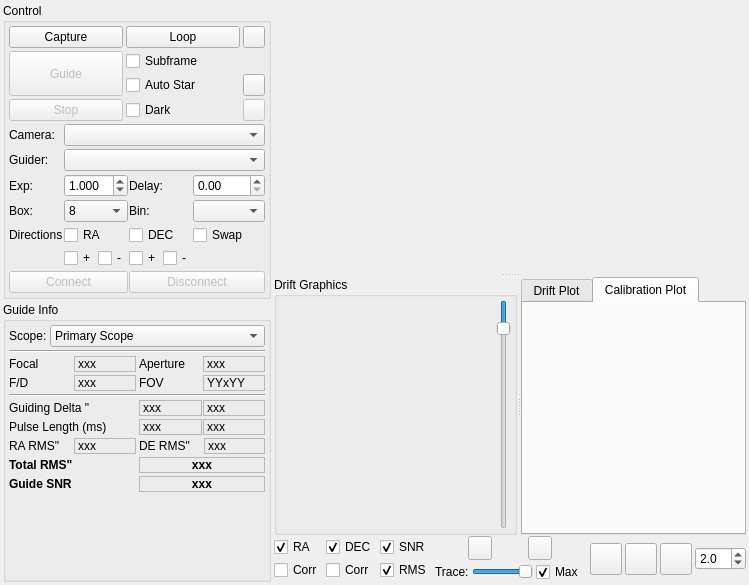
KDE/kstars, file kstars/ekos/guide/guide.ui: the form before one commit.
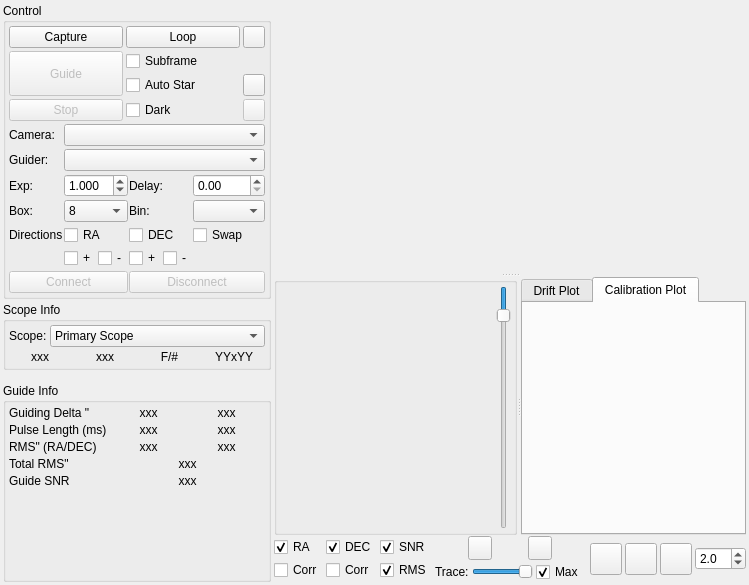
The form after the commit. Icons and pictures are not drawn. Custom widgets are drawn as their Qt base class.

Commit message: Adjust UI for guide tab. New info line display for internal guider.

Patch:
```diff
--- a/kstars/ekos/guide/guide.ui
+++ b/kstars/ekos/guide/guide.ui
@@ -482,11 +482,11 @@
       </widget>
      </item>
      <item>
-      <widget class="QGroupBox" name="infoGroup">
+      <widget class="QGroupBox" name="infoGroupScope">
        <property name="title">
-        <string>Guide Info</string>
+        <string>Scope Info</string>
        </property>
-       <layout class="QVBoxLayout" name="guideInfoLayout">
+       <layout class="QVBoxLayout" name="guideInfoScopeLayout">
         <property name="spacing">
          <number>3</number>
         </property>
@@ -540,35 +540,15 @@
          </layout>
         </item>
         <item>
-         <widget class="Line" name="line_3">
-          <property name="orientation">
-           <enum>Qt::Horizontal</enum>
-          </property>
-         </widget>
-        </item>
-        <item>
-         <layout class="QGridLayout" name="gridLayout_4">
+         <layout class="QHBoxLayout" name="horizontalLayout_9">
           <property name="spacing">
            <number>3</number>
           </property>
-          <item row="0" column="0">
-           <widget class="QLabel" name="l_5">
-            <property name="text">
-             <string>Focal</string>
-            </property>
-           </widget>
-          </item>
-          <item row="0" column="1">
+          <item>
            <widget class="QLabel" name="l_Focal">
             <property name="toolTip">
              <string>Focal Length (mm)</string>
             </property>
-            <property name="frameShape">
-             <enum>QFrame::StyledPanel</enum>
-            </property>
-            <property name="frameShadow">
-             <enum>QFrame::Sunken</enum>
-            </property>
             <property name="text">
              <string notr="true">xxx</string>
             </property>
@@ -576,99 +556,98 @@
              <bool>false</bool>
             </property>
             <property name="alignment">
-             <set>Qt::AlignLeading|Qt::AlignLeft|Qt::AlignVCenter</set>
+             <set>Qt::AlignLeading|Qt::AlignCenter|Qt::AlignVCenter</set>
             </property>
            </widget>
           </item>
-          <item row="0" column="2">
-           <widget class="QLabel" name="l_6">
-            <property name="text">
-             <string>Aperture</string>
-            </property>
-           </widget>
-          </item>
-          <item row="0" column="3">
+          <item>
            <widget class="QLabel" name="l_Aperture">
             <property name="toolTip">
              <string>Aperture (mm)</string>
             </property>
-            <property name="frameShape">
-             <enum>QFrame::StyledPanel</enum>
-            </property>
-            <property name="frameShadow">
-             <enum>QFrame::Sunken</enum>
-            </property>
             <property name="text">
              <string notr="true">xxx</string>
             </property>
             <property name="alignment">
-             <set>Qt::AlignLeading|Qt::AlignLeft|Qt::AlignVCenter</set>
+             <set>Qt::AlignLeading|Qt::AlignCenter|Qt::AlignVCenter</set>
             </property>
-           </widget>
-          </item>
-          <item row="1" column="0">
-           <widget class="QLabel" name="l_7">
-            <property name="toolTip">
-             <string>Focal Ratio</string>
+            <property name="scaledContents">
+             <bool>false</bool>
             </property>
-            <property name="text">
-             <string>F/D</string>
-            </property>
            </widget>
           </item>
-          <item row="1" column="1">
+          <item>
            <widget class="QLabel" name="l_FbyD">
-            <property name="frameShape">
-             <enum>QFrame::StyledPanel</enum>
-            </property>
-            <property name="frameShadow">
-             <enum>QFrame::Sunken</enum>
+            <property name="toolTip">
+             <string>Focal Ratio</string>
             </property>
             <property name="text">
-             <string notr="true">xxx</string>
+             <string notr="true">F/#</string>
             </property>
             <property name="alignment">
-             <set>Qt::AlignLeading|Qt::AlignLeft|Qt::AlignVCenter</set>
+             <set>Qt::AlignLeading|Qt::AlignCenter|Qt::AlignVCenter</set>
             </property>
-           </widget>
-          </item>
-          <item row="1" column="2">
-           <widget class="QLabel" name="l_8">
-            <property name="text">
-             <string>FOV</string>
+            <property name="scaledContents">
+             <bool>false</bool>
             </property>
            </widget>
           </item>
-          <item row="1" column="3">
+          <item>
            <widget class="QLabel" name="l_FOV">
             <property name="toolTip">
              <string>Field of View (arcmin)</string>
             </property>
-            <property name="frameShape">
-             <enum>QFrame::StyledPanel</enum>
-            </property>
-            <property name="frameShadow">
-             <enum>QFrame::Sunken</enum>
-            </property>
             <property name="text">
              <string>YYxYY</string>
             </property>
             <property name="alignment">
-             <set>Qt::AlignLeading|Qt::AlignLeft|Qt::AlignVCenter</set>
+             <set>Qt::AlignLeading|Qt::AlignCenter|Qt::AlignVCenter</set>
             </property>
            </widget>
           </item>
          </layout>
         </item>
+       </layout>
+      </widget>
+     </item>
+     <item>
+      <spacer name="verticalSpacer">
+       <property name="orientation">
+        <enum>Qt::Vertical</enum>
+       </property>
+       <property name="sizeType">
+        <enum>QSizePolicy::Fixed</enum>
+       </property>
+       <property name="sizeHint" stdset="0">
+        <size>
+          <height>10</height>
+        </size>
+       </property>
+      </spacer>
+     </item>   
+     <item>
+      <widget class="QGroupBox" name="infoGroup">
+       <property name="title">
+        <string>Guide Info</string>
+       </property>
+       <layout class="QVBoxLayout" name="guideInfoLayout">
+        <property name="spacing">
+         <number>3</number>
+        </property>
+        <property name="leftMargin">
+         <number>3</number>
+        </property>
+        <property name="topMargin">
+         <number>3</number>
+        </property>
+        <property name="rightMargin">
+         <number>3</number>
+        </property>
+        <property name="bottomMargin">
+         <number>3</number>
+        </property>
         <item>
-         <widget class="Line" name="line_2">
-          <property name="orientation">
-           <enum>Qt::Horizontal</enum>
-          </property>
-         </widget>
-        </item>
-        <item>
-         <layout class="QGridLayout" name="gridLayout">
+         <layout class="QGridLayout" name="gridLayout" columnstretch="0,1">
           <property name="spacing">
            <number>3</number>
           </property>
@@ -696,17 +675,11 @@
               <property name="toolTip">
                <string>Generated RA pulse</string>
               </property>
-              <property name="frameShape">
-               <enum>QFrame::StyledPanel</enum>
-              </property>
-              <property name="frameShadow">
-               <enum>QFrame::Sunken</enum>
-              </property>
               <property name="text">
                <string notr="true">xxx</string>
               </property>
               <property name="alignment">
-               <set>Qt::AlignLeading|Qt::AlignLeft|Qt::AlignVCenter</set>
+               <set>Qt::AlignLeading|Qt::AlignCenter|Qt::AlignVCenter</set>
               </property>
              </widget>
             </item>
@@ -715,17 +688,11 @@
               <property name="toolTip">
                <string>Generated DEC pulse</string>
               </property>
-              <property name="frameShape">
-               <enum>QFrame::StyledPanel</enum>
-              </property>
-              <property name="frameShadow">
-               <enum>QFrame::Sunken</enum>
-              </property>
               <property name="text">
                <string notr="true">xxx</string>
               </property>
               <property name="alignment">
-               <set>Qt::AlignLeading|Qt::AlignLeft|Qt::AlignVCenter</set>
+               <set>Qt::AlignLeading|Qt::AlignCenter|Qt::AlignVCenter</set>
               </property>
              </widget>
             </item>
@@ -741,17 +708,11 @@
               <property name="toolTip">
                <string>Immediate Guiding RA deviation in arcseconds</string>
               </property>
-              <property name="frameShape">
-               <enum>QFrame::StyledPanel</enum>
-              </property>
-              <property name="frameShadow">
-               <enum>QFrame::Sunken</enum>
-              </property>
               <property name="text">
                <string notr="true">xxx</string>
               </property>
               <property name="alignment">
-               <set>Qt::AlignLeading|Qt::AlignLeft|Qt::AlignVCenter</set>
+               <set>Qt::AlignLeading|Qt::AlignCenter|Qt::AlignVCenter</set>
               </property>
              </widget>
             </item>
@@ -760,74 +721,48 @@
               <property name="toolTip">
                <string>Immediate Guiding DEC deviation in arcseconds</string>
               </property>
-              <property name="frameShape">
-               <enum>QFrame::StyledPanel</enum>
-              </property>
-              <property name="frameShadow">
-               <enum>QFrame::Sunken</enum>
-              </property>
               <property name="text">
                <string notr="true">xxx</string>
               </property>
               <property name="alignment">
-               <set>Qt::AlignLeading|Qt::AlignLeft|Qt::AlignVCenter</set>
+               <set>Qt::AlignLeading|Qt::AlignCenter|Qt::AlignVCenter</set>
               </property>
              </widget>
             </item>
            </layout>
           </item>
           <item row="2" column="0">
-           <layout class="QHBoxLayout" name="horizontalLayout">
-            <item>
-             <widget class="QLabel" name="l_20">
-              <property name="toolTip">
-               <string>RA Guiding RMS error</string>
-              </property>
-              <property name="text">
-               <string>RA RMS&quot;</string>
-              </property>
-             </widget>
-            </item>
-            <item>
-             <widget class="QLabel" name="l_ErrRA">
-              <property name="frameShape">
-               <enum>QFrame::StyledPanel</enum>
-              </property>
-              <property name="frameShadow">
-               <enum>QFrame::Sunken</enum>
-              </property>
-              <property name="text">
-               <string notr="true">xxx</string>
-              </property>
-              <property name="scaledContents">
-               <bool>false</bool>
-              </property>
-              <property name="alignment">
-               <set>Qt::AlignLeading|Qt::AlignLeft|Qt::AlignVCenter</set>
-              </property>
-             </widget>
-            </item>
-           </layout>
+           <widget class="QLabel" name="l_17b">
+            <property name="toolTip">
+             <string>Guiding RMS error</string>
+            </property>
+            <property name="text">
+             <string>RMS&quot; (RA/DEC)</string>
+           </property>
+           </widget>
           </item>
           <item row="2" column="1">
-           <layout class="QHBoxLayout" name="horizontalLayout_2">
+           <layout class="QHBoxLayout" name="horizontalLayout_4b">
+            <property name="spacing">
+             <number>1</number>
+            </property>
             <item>
-             <widget class="QLabel" name="l_21">
+             <widget class="QLabel" name="l_ErrRA">
               <property name="toolTip">
                <string>DEC Guiding RMS error</string>
               </property>
               <property name="text">
-               <string>DE RMS&quot;</string>
+               <string notr="true">xxx</string>
+              </property>
+              <property name="alignment">
+               <set>Qt::AlignLeading|Qt::AlignCenter|Qt::AlignVCenter</set>
               </property>
              </widget>
             </item>
             <item>
              <widget class="QLabel" name="l_ErrDEC">
-              <property name="frameShape">
-               <enum>QFrame::StyledPanel</enum>
-              </property>
-              <property name="frameShadow">
-               <enum>QFrame::Sunken</enum>
+              <property name="toolTip">
+               <string>Guiding DEC RMS error</string>
               </property>
               <property name="text">
                <string notr="true">xxx</string>
@@ -836,7 +771,7 @@
                <bool>false</bool>
               </property>
               <property name="alignment">
-               <set>Qt::AlignLeading|Qt::AlignLeft|Qt::AlignVCenter</set>
+               <set>Qt::AlignLeading|Qt::AlignCenter|Qt::AlignVCenter</set>
               </property>
              </widget>
             </item>
@@ -845,7 +780,7 @@
           <item row="3" column="0">
            <widget class="QLabel" name="label_7">
             <property name="text">
-             <string>&lt;b&gt;Total RMS&quot;&lt;/b&gt;</string>
+             <string>Total RMS&quot;</string>
             </property>
             <property name="alignment">
              <set>Qt::AlignLeading|Qt::AlignLeft|Qt::AlignVCenter</set>
@@ -854,15 +789,6 @@
           </item>
           <item row="3" column="1">
            <widget class="QLabel" name="l_TotalRMS">
-            <property name="styleSheet">
-             <string notr="true">font-weight:bold;</string>
-            </property>
-            <property name="frameShape">
-             <enum>QFrame::StyledPanel</enum>
-            </property>
-            <property name="frameShadow">
-             <enum>QFrame::Sunken</enum>
-            </property>
             <property name="text">
              <string>xxx</string>
             </property>
@@ -874,7 +800,7 @@
           <item row="4" column="0">
            <widget class="QLabel" name="label_7b">
             <property name="text">
-             <string>&lt;b&gt;Guide SNR&lt;/b&gt;</string>
+             <string>Guide SNR</string>
             </property>
             <property name="alignment">
              <set>Qt::AlignLeading|Qt::AlignLeft|Qt::AlignVCenter</set>
@@ -883,15 +809,6 @@
           </item>
           <item row="4" column="1">
            <widget class="QLabel" name="l_SNR">
-            <property name="styleSheet">
-             <string notr="true">font-weight:bold;</string>
-            </property>
-            <property name="frameShape">
-             <enum>QFrame::StyledPanel</enum>
-            </property>
-            <property name="frameShadow">
-             <enum>QFrame::Sunken</enum>
-            </property>
             <property name="text">
              <string>xxx</string>
             </property>
@@ -900,10 +817,30 @@
             </property>
            </widget>
           </item>
+          <item row="5" column="0">
+           <widget class="QLabel" name="guideInfoLabel">
+            <property name="text">
+             <string></string>
+            </property>
+            <property name="alignment">
+             <set>Qt::AlignLeading|Qt::AlignLeft|Qt::AlignVCenter</set>
+            </property>
+           </widget>
+          </item>
+          <item row="5" column="1">
+           <widget class="QLabel" name="guideInfoText">
+            <property name="alignment">
+             <set>Qt::AlignCenter</set>
+            </property>
+            <property name="text">
+             <string></string>
+            </property>
+           </widget>
+          </item>
          </layout>
         </item>
         <item>
-         <spacer name="verticalSpacer">
+         <spacer name="verticalSpacer2">
           <property name="orientation">
            <enum>Qt::Vertical</enum>
           </property>
@@ -971,7 +908,7 @@
           </sizepolicy>
          </property>
          <property name="title">
-          <string>Drift Graphics</string>
+          <string></string>
          </property>
          <layout class="QVBoxLayout" name="verticalLayout_2">
           <property name="spacing">
```
Left out of the diff: 8 changed lines with no effect on the pictures. The commit also changes 10 other files.
